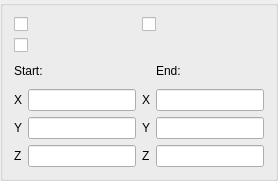
This is src/EntityGUI/EntityGUI_Controls_QTD.ui in SalomePlatform/geom as Qt 5 draws it before an edit. The edited form follows.
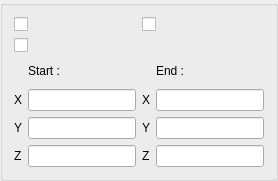
This is the edited form.

```diff
--- a/src/EntityGUI/EntityGUI_Controls_QTD.ui
+++ b/src/EntityGUI/EntityGUI_Controls_QTD.ui
@@ -45,7 +45,7 @@
           </property>
          </widget>
         </item>
-        <item row="1" column="0">
+        <item row="1" column="0" colspan="2">
          <widget class="QCheckBox" name="CheckBox3">
           <property name="text">
            <string/>
@@ -56,13 +56,6 @@
       </item>
       <item>
        <layout class="QGridLayout" name="gridLayout_2">
-        <item row="0" column="0" colspan="2">
-         <widget class="QLabel" name="label_8">
-          <property name="text">
-           <string>Start:</string>
-          </property>
-         </widget>
-        </item>
         <item row="1" column="0">
          <widget class="QLabel" name="label_1">
           <property name="text">
@@ -93,13 +86,6 @@
         <item row="3" column="1">
          <widget class="QLineEdit" name="lineEdit_3"/>
         </item>
-        <item row="0" column="3">
-         <widget class="QLabel" name="label_7">
-          <property name="text">
-           <string>End:</string>
-          </property>
-         </widget>
-        </item>
         <item row="1" column="2">
          <widget class="QLabel" name="label_4">
           <property name="text">
@@ -130,6 +116,20 @@
         <item row="3" column="3">
          <widget class="QLineEdit" name="lineEdit_6"/>
         </item>
+        <item row="0" column="1">
+         <widget class="QLabel" name="label_7">
+          <property name="text">
+           <string>Start :</string>
+          </property>
+         </widget>
+        </item>
+        <item row="0" column="3">
+         <widget class="QLabel" name="label_8">
+          <property name="text">
+           <string>End :</string>
+          </property>
+         </widget>
+        </item>
        </layout>
       </item>
      </layout>
```
